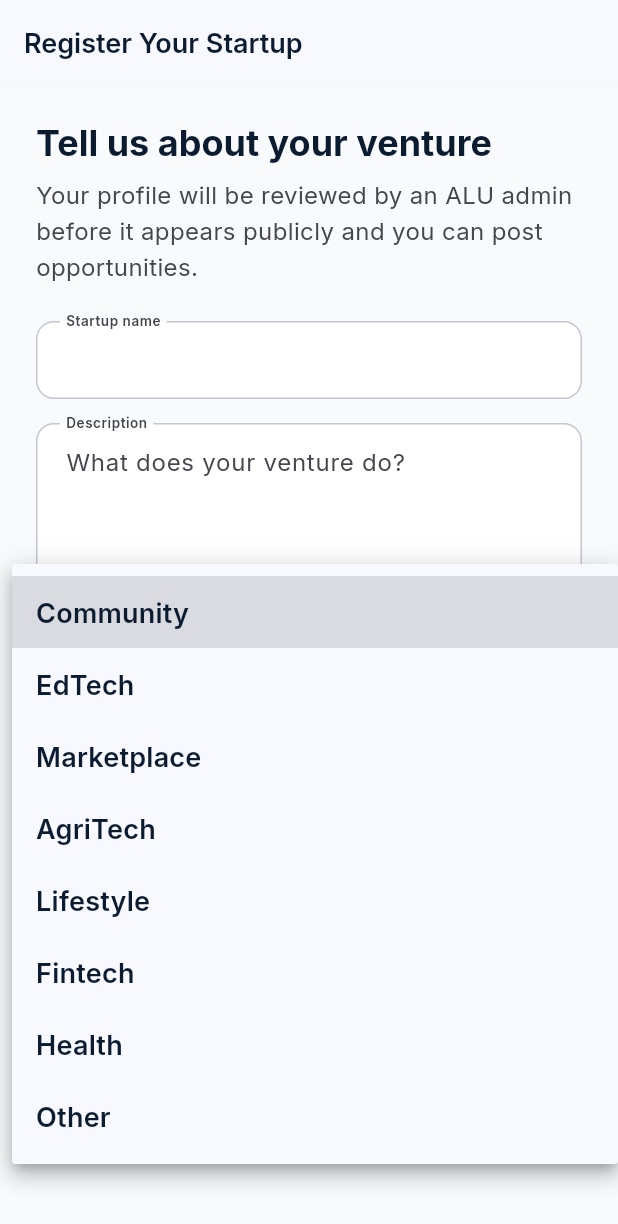
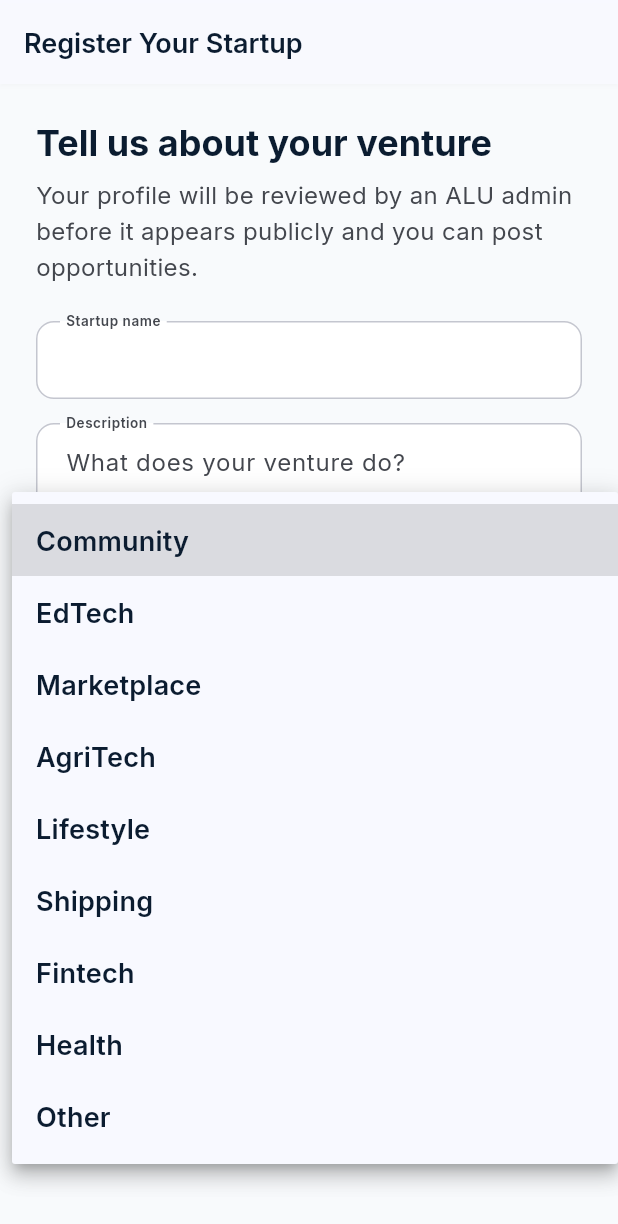
Before and after one commit to hniyongabo/alu_bridge, a Flutter app: the CreateStartupScreen screen opened by its route, after a tap on "Community", on a phone screen of 412 x 824 dp. Shown: the top 1224 px of the screen. Run offline on Flutter 3.47's test engine with Material 3 defaults, Android fonts, the phone set to English and light mode, and no system bars; our stand-ins replace cloud_firestore, firebase_auth, firebase_core, flutter_dotenv, flutter_riverpod, go_router and 1 more; accounts and stored records are empty.

Commit message:
Fix dropdown overflow, add Contract opportunity type, remove seed data icon

```diff
--- a/lib/features/opportunities/discovery_screen.dart
+++ b/lib/features/opportunities/discovery_screen.dart
@@ -237,8 +237,8 @@ class _FilterChip extends StatelessWidget {
 
 /// Maps an opportunity type to the Kinetic Horizon tag colors. DESIGN.md
 /// only defines Internship/Volunteering/Full-time tag colors; "research"
-/// (our third type, replacing "full-time") reuses the peach/burnt-orange
-/// pairing since it's the remaining undesignated slot.
+/// reuses the peach/burnt-orange ("full-time") pairing, and "contract"
+/// reuses the tertiary (gold/brown) token family as a 4th distinct tag.
 ({Color bg, Color text}) _typeTagColors(OpportunityType type) {
   switch (type) {
     case OpportunityType.internship:
@@ -247,6 +247,8 @@ class _FilterChip extends StatelessWidget {
       return (bg: AppColors.volunteeringBg, text: AppColors.volunteeringText);
     case OpportunityType.research:
       return (bg: AppColors.fullTimeBg, text: AppColors.fullTimeText);
+    case OpportunityType.contract:
+      return (bg: AppColors.tertiaryContainer, text: AppColors.onTertiaryContainer);
   }
 }
 
--- a/lib/features/opportunities/opportunity.dart
+++ b/lib/features/opportunities/opportunity.dart
@@ -1,6 +1,6 @@
 import 'package:cloud_firestore/cloud_firestore.dart';
 
-enum OpportunityType { internship, volunteering, research }
+enum OpportunityType { internship, volunteering, research, contract }
 
 extension OpportunityTypeX on OpportunityType {
   String get value => name;
@@ -9,6 +9,7 @@ extension OpportunityTypeX on OpportunityType {
         OpportunityType.internship => 'Internship',
         OpportunityType.volunteering => 'Volunteering',
         OpportunityType.research => 'Research',
+        OpportunityType.contract => 'Contract',
       };
 
   static OpportunityType fromString(String value) {
--- a/lib/features/startups/create_startup_screen.dart
+++ b/lib/features/startups/create_startup_screen.dart
@@ -3,18 +3,8 @@ import 'package:flutter_riverpod/flutter_riverpod.dart';
 
 import '../../core/theme/app_colors.dart';
 import '../auth/auth_providers.dart';
+import 'startup.dart';
 import 'startup_providers.dart';
-
-const _categories = [
-  'Community',
-  'EdTech',
-  'Marketplace',
-  'AgriTech',
-  'Lifestyle',
-  'Fintech',
-  'Health',
-  'Other',
-];
 
 class CreateStartupScreen extends ConsumerStatefulWidget {
   const CreateStartupScreen({super.key});
@@ -28,7 +18,7 @@ class _CreateStartupScreenState extends ConsumerState<CreateStartupScreen> {
   final _nameController = TextEditingController();
   final _descriptionController = TextEditingController();
   final _websiteController = TextEditingController();
-  String _category = _categories.first;
+  String _category = startupCategories.first;
   bool _submitting = false;
   String? _error;
 
@@ -113,11 +103,13 @@ class _CreateStartupScreenState extends ConsumerState<CreateStartupScreen> {
                 const SizedBox(height: 16),
                 DropdownButtonFormField<String>(
                   initialValue: _category,
+                  isExpanded: true,
                   decoration: const InputDecoration(labelText: 'Category'),
-                  items: _categories
-                      .map((c) => DropdownMenuItem(value: c, child: Text(c)))
+                  items: startupCategories
+                      .map((c) =>
+                          DropdownMenuItem(value: c, child: Text(c, overflow: TextOverflow.ellipsis)))
                       .toList(),
-                  onChanged: (value) => setState(() => _category = value ?? _categories.first),
+                  onChanged: (value) => setState(() => _category = value ?? startupCategories.first),
                 ),
                 const SizedBox(height: 16),
                 TextFormField(
--- a/lib/features/startups/startup.dart
+++ b/lib/features/startups/startup.dart
@@ -1,4 +1,16 @@
 import 'package:cloud_firestore/cloud_firestore.dart';
+
+const startupCategories = [
+  'Community',
+  'EdTech',
+  'Marketplace',
+  'AgriTech',
+  'Lifestyle',
+  'Shipping',
+  'Fintech',
+  'Health',
+  'Other',
+];
 
 class Startup {
   const Startup({
```
Also changed, not shown: lib/features/opportunities/post_opportunity_screen.dart (+10 -3 lines), lib/features/startups/startups_list_screen.dart (+2 -20 lines).
